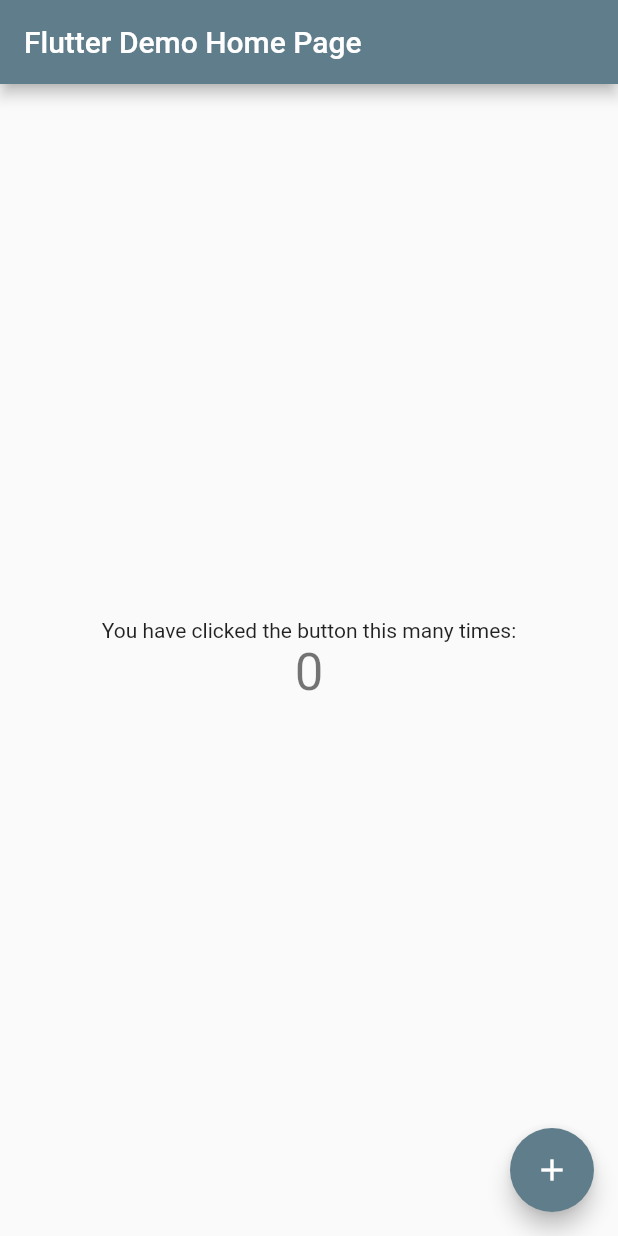
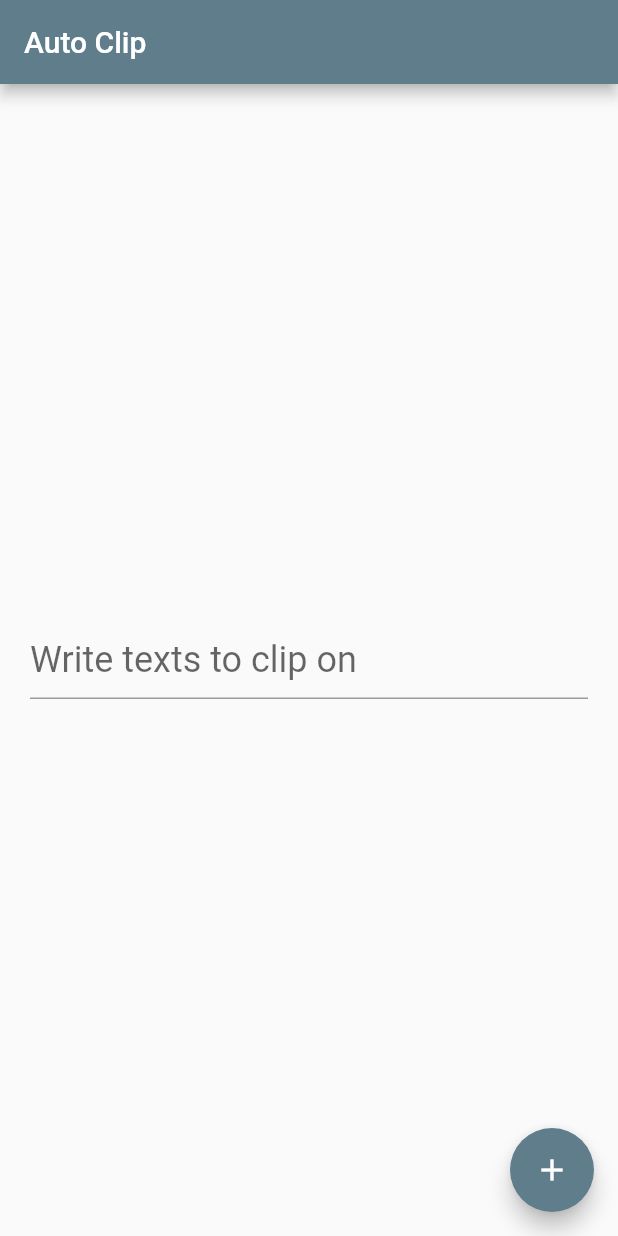
Before and after one commit to wanbok/AutoClip, a Flutter app: the screen it shows after launch, on a phone screen of 412 x 824 dp. Run offline on Flutter 3.47's test engine with Material 2 defaults, Android fonts, the phone set to English and light mode, and no system bars.

Commit message:
Add textField to get text

```diff
--- a/lib/main.dart
+++ b/lib/main.dart
@@ -20,7 +20,7 @@ class AutoClipApp extends StatelessWidget {
         // is not restarted.
         primarySwatch: Colors.blueGrey,
       ),
-      home: Main(title: 'Flutter Demo Home Page'),
+      home: Main(title: 'Auto Clip'),
     );
   }
 }
@@ -71,9 +71,8 @@ class _MainState extends State<Main> {
         // the App.build method, and use it to set our appbar title.
         title: Text(widget.title),
       ),
-      body: Center(
-        // Center is a layout widget. It takes a single child and positions it
-        // in the middle of the parent.
+      body: new Container(
+        margin: const EdgeInsets.only(left: 20.0, right: 20.0),
         child: Column(
           // Column is also layout widget. It takes a list of children and
           // arranges them vertically. By default, it sizes itself to fit its
@@ -91,12 +90,11 @@ class _MainState extends State<Main> {
           // horizontal).
           mainAxisAlignment: MainAxisAlignment.center,
           children: <Widget>[
-            Text(
-              'You have clicked the button this many times:',
-            ),
-            Text(
-              '$_counter',
-              style: Theme.of(context).textTheme.display1,
+            TextField(
+              decoration: InputDecoration(
+                hintText: 'Write texts to clip on'
+              ),
+              style: Theme.of(context).textTheme.headline,
             ),
           ],
         ),
```
